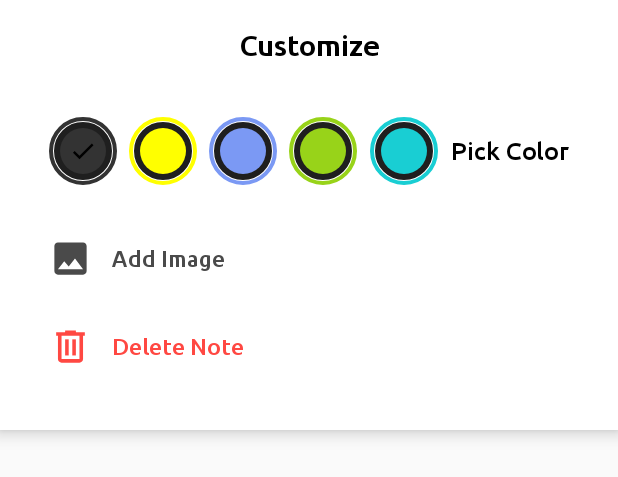
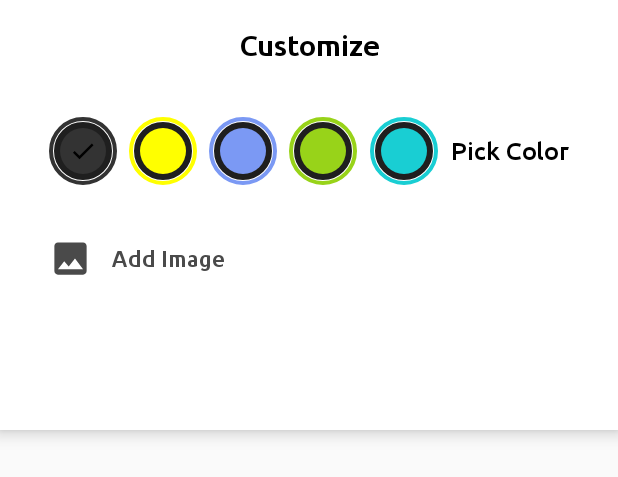
Before and after one commit to RajP99/NoteMe, an Android app: the layout layout_colour.xml on its own in the app's theme, with its tools: preview values and no code run, on a phone screen of 412 x 824 dp. Shown: the top 477 px of the screen. Run offline under Robolectric (Android 15) with nearby library versions, the phone set to English and light mode, and no system bars.

Commit message:
made delete invisible

```diff
--- a/app/src/main/res/layout/layout_colour.xml
+++ b/app/src/main/res/layout/layout_colour.xml
@@ -182,7 +182,7 @@
         android:layout_marginBottom="@dimen/_10sdp"
         android:gravity="center_vertical"
         android:orientation="horizontal"
-        android:visibility="visible"
+        android:visibility="invisible"
         tools:ignore="UseCompoundDrawables">
 
         <ImageView
@@ -202,8 +202,7 @@
             android:includeFontPadding="false"
             android:text="@string/delete_note"
             android:textColor="@color/colorDelete"
-            android:textSize="@dimen/_12ssp">
-        </TextView>
+            android:textSize="@dimen/_12ssp"></TextView>
 
     </LinearLayout>
 
```
